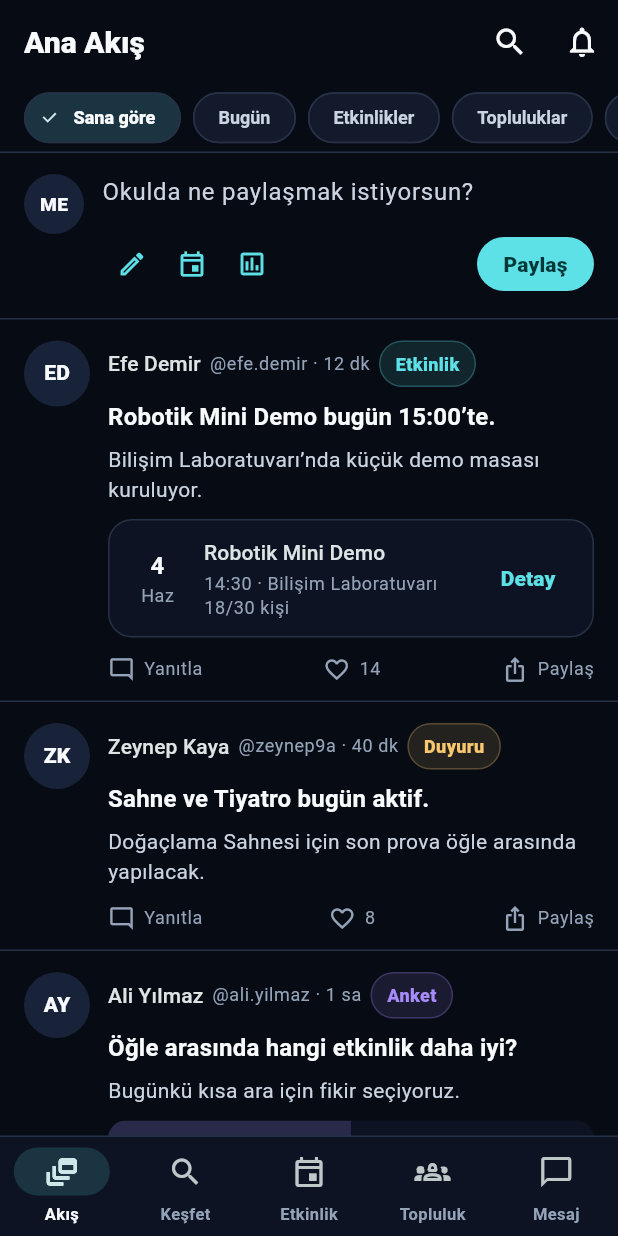
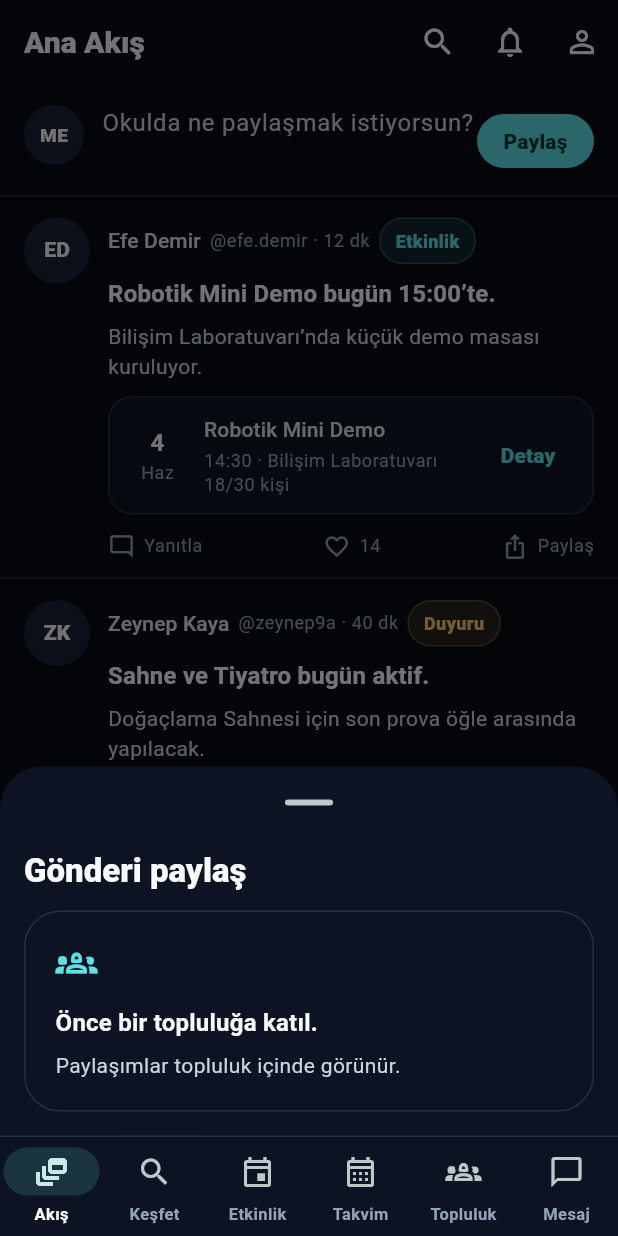
Before and after one commit to RumeliFatihi51/Shg-Sosyal, a Flutter app: the screen it shows after launch, after a tap on "Paylaş", on a phone screen of 412 x 824 dp. Run offline on Flutter 3.47's test engine with Material 3 defaults, Android fonts, the phone set to English and light mode, and no system bars; our stand-ins replace dio, flutter_riverpod, flutter_secure_storage, go_router, shared_preferences.

Commit message:
Refine Flutter feed sharing flow

```diff
--- a/mobile/shg_sosyal_app/lib/features/feed/providers/feed_providers.dart
+++ b/mobile/shg_sosyal_app/lib/features/feed/providers/feed_providers.dart
@@ -1,6 +1,8 @@
 import 'package:flutter_riverpod/flutter_riverpod.dart';
 
+import '../../../data/models/community_model.dart';
 import '../../../data/models/feed_item_model.dart';
+import '../../../data/models/user_model.dart';
 import '../repositories/feed_repository.dart';
 import '../services/feed_service.dart';
 
@@ -12,7 +14,40 @@ final feedRepositoryProvider = Provider<FeedRepository>(
   (ref) => FeedRepository(ref.watch(feedServiceProvider)),
 );
 
+final localFeedPostsProvider =
+    StateNotifierProvider<LocalFeedPostsController, List<FeedItemModel>>(
+  (ref) => LocalFeedPostsController(),
+);
+
 final feedItemsProvider = FutureProvider<List<FeedItemModel>>((ref) {
   final filter = ref.watch(feedFilterProvider);
-  return ref.watch(feedRepositoryProvider).getFeed(filter: filter);
+  final localPosts = ref.watch(localFeedPostsProvider);
+  return ref.watch(feedRepositoryProvider).getFeed(filter: filter).then(
+        (items) => [...localPosts, ...items],
+      );
 });
+
+class LocalFeedPostsController extends StateNotifier<List<FeedItemModel>> {
+  LocalFeedPostsController() : super(const []);
+
+  void addPost({
+    required UserModel author,
+    required CommunityModel community,
+    required String content,
+  }) {
+    final trimmed = content.trim();
+    if (trimmed.isEmpty) return;
+
+    state = [
+      FeedItemModel(
+        id: 'local-${DateTime.now().microsecondsSinceEpoch}',
+        type: FeedItemType.post,
+        author: author,
+        content: trimmed,
+        createdAt: DateTime.now(),
+        community: community,
+      ),
+      ...state,
+    ];
+  }
+}
--- a/mobile/shg_sosyal_app/lib/features/feed/screens/feed_screen.dart
+++ b/mobile/shg_sosyal_app/lib/features/feed/screens/feed_screen.dart
@@ -6,7 +6,9 @@ import '../../../core/theme/app_colors.dart';
 import '../../../core/widgets/app_avatar.dart';
 import '../../../core/widgets/app_empty_state.dart';
 import '../../../core/widgets/loading_view.dart';
+import '../../../data/models/community_model.dart';
 import '../../auth/providers/auth_providers.dart';
+import '../../communities/providers/community_providers.dart';
 import '../providers/feed_providers.dart';
 import '../widgets/feed_item_card.dart';
 
@@ -16,15 +18,7 @@ class FeedScreen extends ConsumerWidget {
   @override
   Widget build(BuildContext context, WidgetRef ref) {
     final feed = ref.watch(feedItemsProvider);
-    final selected = ref.watch(feedFilterProvider);
     final user = ref.watch(authControllerProvider).valueOrNull;
-    final filters = {
-      'for-you': 'Sana göre',
-      'today': 'Bugün',
-      'events': 'Etkinlikler',
-      'communities': 'Topluluklar',
-      'friends': 'Arkadaşlar',
-    };
 
     return Scaffold(
       appBar: AppBar(
@@ -35,6 +29,11 @@ class FeedScreen extends ConsumerWidget {
             onPressed: () => context.push('/notifications'),
             icon: const Icon(Icons.notifications_none),
           ),
+          IconButton(
+            tooltip: 'Profil',
+            onPressed: () => context.push('/profile/me'),
+            icon: const Icon(Icons.person_outline),
+          ),
         ],
       ),
       body: RefreshIndicator(
@@ -42,29 +41,9 @@ class FeedScreen extends ConsumerWidget {
         child: ListView(
           padding: const EdgeInsets.only(bottom: 86),
           children: [
-            SizedBox(
-              height: 45,
-              child: ListView.separated(
-                padding: const EdgeInsets.symmetric(horizontal: 16, vertical: 4),
-                scrollDirection: Axis.horizontal,
-                itemCount: filters.length,
-                separatorBuilder: (_, __) => const SizedBox(width: 8),
-                itemBuilder: (context, index) {
-                  final entry = filters.entries.elementAt(index);
-                  return ChoiceChip(
-                    selected: selected == entry.key,
-                    label: Text(entry.value),
-                    onSelected: (_) => ref.read(feedFilterProvider.notifier).state = entry.key,
-                  );
-                },
-              ),
-            ),
-            const Divider(height: 1),
             _Composer(
               userName: user?.fullName ?? 'ŞHG',
-              onPost: () {},
-              onEvent: () => context.push('/events/create'),
-              onPoll: () => context.push('/leaderboard'),
+              onPost: () => _openComposeSheet(context, ref),
             ),
             feed.when(
               loading: () => const Padding(
@@ -87,7 +66,7 @@ class FeedScreen extends ConsumerWidget {
                         title: 'Bugün henüz sakin.',
                         message: 'İlk gönderiyi sen paylaş.',
                         actionLabel: 'Gönderi paylaş',
-                        onAction: () {},
+                        onAction: () => _openComposeSheet(context, ref),
                       ),
                     )
                   : Column(
@@ -101,24 +80,117 @@ class FeedScreen extends ConsumerWidget {
       ),
     );
   }
+
+  void _openComposeSheet(BuildContext context, WidgetRef ref) {
+    final user = ref.read(authControllerProvider).valueOrNull;
+    final communities = ref.read(communitiesProvider).valueOrNull ?? const <CommunityModel>[];
+    final joined = communities.where((community) => community.isJoined).toList();
+    final controller = TextEditingController();
+    CommunityModel? selected = joined.isNotEmpty ? joined.first : null;
+
+    showModalBottomSheet<void>(
+      context: context,
+      isScrollControlled: true,
+      backgroundColor: AppColors.surface,
+      showDragHandle: true,
+      builder: (sheetContext) {
+        return StatefulBuilder(
+          builder: (context, setState) {
+            final bottom = MediaQuery.of(context).viewInsets.bottom;
+            return Padding(
+              padding: EdgeInsets.fromLTRB(16, 8, 16, bottom + 16),
+              child: Column(
+                mainAxisSize: MainAxisSize.min,
+                crossAxisAlignment: CrossAxisAlignment.start,
+                children: [
+                  Text('Gönderi paylaş', style: Theme.of(context).textTheme.titleLarge),
+                  const SizedBox(height: 12),
+                  if (joined.isEmpty)
+                    const AppEmptyState(
+                      title: 'Önce bir topluluğa katıl.',
+                      message: 'Paylaşımlar topluluk içinde görünür.',
+                      icon: Icons.groups_2_outlined,
+                    )
+                  else ...[
+                    DropdownButtonFormField<CommunityModel>(
+                      initialValue: selected,
+                      decoration: const InputDecoration(
+                        labelText: 'Topluluk',
+                        prefixIcon: Icon(Icons.groups_2_outlined),
+                      ),
+                      items: [
+                        for (final community in joined)
+                          DropdownMenuItem(
+                            value: community,
+                            child: Text(community.name),
+                          ),
+                      ],
+                      onChanged: (value) => setState(() => selected = value),
+                    ),
+                    const SizedBox(height: 12),
+                    TextField(
+                      controller: controller,
+                      autofocus: true,
+                      minLines: 4,
+                      maxLines: 8,
+                      maxLength: 280,
+                      decoration: const InputDecoration(
+                        hintText: 'Okulda ne paylaşmak istiyorsun?',
+                        alignLabelWithHint: true,
+                      ),
+                    ),
+                    const SizedBox(height: 12),
+                    Row(
+                      children: [
+                        Expanded(
+                          child: OutlinedButton.icon(
+                            onPressed: () => context.push('/events/create'),
+                            icon: const Icon(Icons.event_outlined),
+                            label: const Text('Etkinlik öner'),
+                          ),
+                        ),
+                        const SizedBox(width: 10),
+                        FilledButton(
+                          onPressed: () {
+                            final currentUser = user;
+                            final community = selected;
+                            if (currentUser == null || community == null) return;
+                            ref.read(localFeedPostsProvider.notifier).addPost(
+                                  author: currentUser,
+                                  community: community,
+                                  content: controller.text,
+                                );
+                            Navigator.of(sheetContext).pop();
+                          },
+                          child: const Text('Paylaş'),
+                        ),
+                      ],
+                    ),
+                  ],
+                ],
+              ),
+            );
+          },
+        );
+      },
+    ).whenComplete(controller.dispose);
+  }
 }
 
 class _Composer extends StatelessWidget {
   const _Composer({
     required this.userName,
     required this.onPost,
-    required this.onEvent,
-    required this.onPoll,
   });
 
   final String userName;
   final VoidCallback onPost;
-  final VoidCallback onEvent;
-  final VoidCallback onPoll;
 
   @override
   Widget build(BuildContext context) {
-    return Container(
+    return InkWell(
+      onTap: onPost,
+      child: Container(
         padding: const EdgeInsets.fromLTRB(16, 14, 16, 12),
         decoration: const BoxDecoration(
           border: Border(bottom: BorderSide(color: AppColors.border)),
@@ -129,22 +201,13 @@ class _Composer extends StatelessWidget {
             AppAvatar(name: userName, size: 40),
             const SizedBox(width: 12),
             Expanded(
-            child: Column(
-              crossAxisAlignment: CrossAxisAlignment.start,
-              children: [
-                Text(
+              child: Text(
                 'Okulda ne paylaşmak istiyorsun?',
                 style: Theme.of(context).textTheme.bodyLarge?.copyWith(
                       color: AppColors.textSecondary,
                     ),
               ),
-                const SizedBox(height: 12),
-                Row(
-                  children: [
-                    _ComposerAction(icon: Icons.edit_outlined, label: 'Gönderi', onTap: onPost),
-                    _ComposerAction(icon: Icons.event_outlined, label: 'Etkinlik', onTap: onEvent),
-                    _ComposerAction(icon: Icons.poll_outlined, label: 'Anket', onTap: onPoll),
-                    const Spacer(),
+            ),
             FilledButton(
               onPressed: onPost,
               style: FilledButton.styleFrom(
@@ -155,29 +218,7 @@ class _Composer extends StatelessWidget {
             ),
           ],
         ),
-              ],
-            ),
-          ),
-        ],
       ),
     );
   }
 }
-
-class _ComposerAction extends StatelessWidget {
-  const _ComposerAction({required this.icon, required this.label, required this.onTap});
-
-  final IconData icon;
-  final String label;
-  final VoidCallback onTap;
-
-  @override
-  Widget build(BuildContext context) {
-    return IconButton(
-      tooltip: label,
-      visualDensity: VisualDensity.compact,
-      onPressed: onTap,
-      icon: Icon(icon, size: 20, color: AppColors.primary),
-    );
-  }
-}
--- a/mobile/shg_sosyal_app/lib/features/shell/screens/main_shell_screen.dart
+++ b/mobile/shg_sosyal_app/lib/features/shell/screens/main_shell_screen.dart
@@ -12,8 +12,9 @@ class MainShellScreen extends StatelessWidget {
   int _indexForPath(String path) {
     if (path.startsWith('/explore')) return 1;
     if (path.startsWith('/events')) return 2;
-    if (path.startsWith('/communities')) return 3;
-    if (path.startsWith('/messages')) return 4;
+    if (path.startsWith('/calendar')) return 3;
+    if (path.startsWith('/communities')) return 4;
+    if (path.startsWith('/messages')) return 5;
     return 0;
   }
 
@@ -45,7 +46,8 @@ class MainShellScreen extends StatelessWidget {
                   0 => '/home',
                   1 => '/explore',
                   2 => '/events',
-                  3 => '/communities',
+                  3 => '/calendar',
+                  4 => '/communities',
                   _ => '/messages',
                 };
                 context.go(route);
@@ -64,6 +66,10 @@ class MainShellScreen extends StatelessWidget {
                   label: 'Etkinlik',
                 ),
                 NavigationDestination(
+                  icon: Icon(Icons.calendar_month_outlined),
+                  label: 'Takvim',
+                ),
+                NavigationDestination(
                   icon: Icon(Icons.groups_2_outlined),
                   label: 'Topluluk',
                 ),
```
Lines whose indentation alone changed are shown as unchanged.
